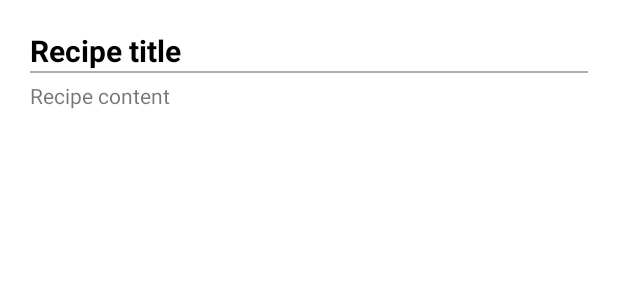
After one commit to Mai-hh/PSIntership, an Android app: the layout item_card_view.xml on its own in the app's theme, with its tools: preview values and no code run, on a phone screen of 412 x 824 dp. The commit adds this screen. Shown: the top 300 px of the screen. Run offline under Robolectric (Android 15) with nearby library versions, the phone set to English and light mode, and no system bars.

Commit message:
首页cardview布局

```diff
--- a/LittleRecipes/app/build.gradle
+++ b/LittleRecipes/app/build.gradle
@@ -25,6 +25,10 @@ android {
         sourceCompatibility JavaVersion.VERSION_1_8
         targetCompatibility JavaVersion.VERSION_1_8
     }
+
+    dataBinding {
+        enabled=true;
+    }
 }
 
 dependencies {
@@ -32,6 +36,7 @@ dependencies {
     implementation 'androidx.appcompat:appcompat:1.2.0'
     implementation 'com.google.android.material:material:1.3.0'
     implementation 'androidx.constraintlayout:constraintlayout:2.0.4'
+    implementation 'androidx.legacy:legacy-support-v4:1.0.0'
     testImplementation 'junit:junit:4.+'
     androidTestImplementation 'androidx.test.ext:junit:1.1.2'
     androidTestImplementation 'androidx.test.espresso:espresso-core:3.3.0'
--- /dev/null
+++ b/LittleRecipes/app/src/main/res/layout/item_card_view.xml
@@ -0,0 +1,50 @@
+<?xml version="1.0" encoding="utf-8"?>
+<androidx.cardview.widget.CardView xmlns:android="http://schemas.android.com/apk/res/android"
+    android:layout_width="match_parent"
+    android:layout_height="150dp"
+    xmlns:app="http://schemas.android.com/apk/res-auto"
+    xmlns:tools="http://schemas.android.com/tools"
+    android:layout_margin="10dp"
+    app:cardCornerRadius="10dp">
+
+    <LinearLayout
+        android:orientation="vertical"
+        android:layout_width="match_parent"
+        android:layout_height="match_parent" >
+
+        <TextView
+            android:id="@+id/item_recipe_title"
+            android:layout_width="match_parent"
+            android:layout_height="wrap_content"
+            tools:text="Recipe title"
+            android:layout_marginTop="10dp"
+            android:layout_marginStart="10dp"
+            android:layout_marginEnd="10dp"
+            android:textSize="20sp"
+            android:textColor="@color/black"
+            android:textStyle="bold" />
+
+        <ImageView
+            android:layout_marginStart="10dp"
+            android:layout_marginEnd="10dp"
+            android:layout_width="match_parent"
+            android:layout_height="1dp"
+            android:background="@color/light_gray" />
+
+        <TextView
+            android:id="@+id/item_recipe_content"
+            android:layout_marginTop="5dp"
+            android:layout_marginStart="10dp"
+            android:layout_marginEnd="10dp"
+            android:layout_width="match_parent"
+            android:layout_height="match_parent"
+            tools:text="Recipe content"/>
+
+
+
+    </LinearLayout>
+
+
+
+
+</androidx.cardview.widget.CardView>
--- a/LittleRecipes/app/src/main/res/values/colors.xml
+++ b/LittleRecipes/app/src/main/res/values/colors.xml
@@ -7,4 +7,5 @@
     <color name="teal_700">#FF018786</color>
     <color name="black">#FF000000</color>
     <color name="white">#FFFFFFFF</color>
+    <color name="light_gray">#AEAEAE</color>
 </resources>
--- a/LittleRecipes/app/src/main/res/values/strings.xml
+++ b/LittleRecipes/app/src/main/res/values/strings.xml
@@ -1,3 +1,5 @@
 <resources>
     <string name="app_name">LittleRecipes</string>
+    <!-- TODO: Remove or change this placeholder text -->
+    <string name="hello_blank_fragment">Hello blank fragment</string>
 </resources>
```
Also changed, not shown: LittleRecipes/app/src/main/java/com/maihao/littlerecipes/activity/ChooseRecipesFragment.java (added, +22 -0 lines), LittleRecipes/app/src/main/res/layout/fragment_choose_recipes.xml (added, +20 -0 lines).
